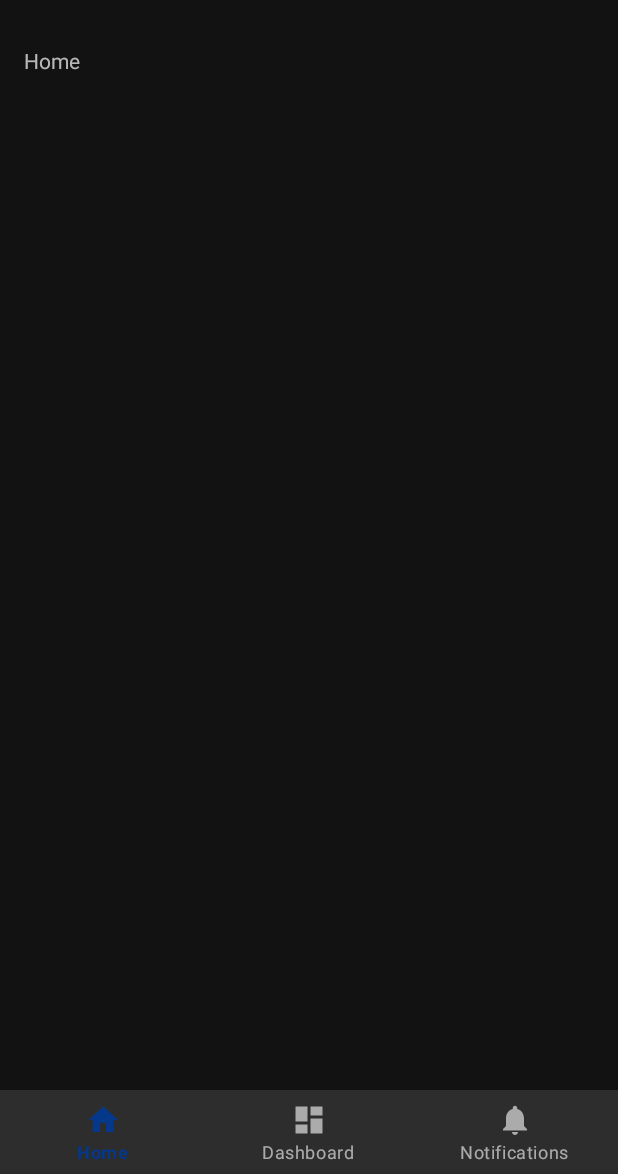
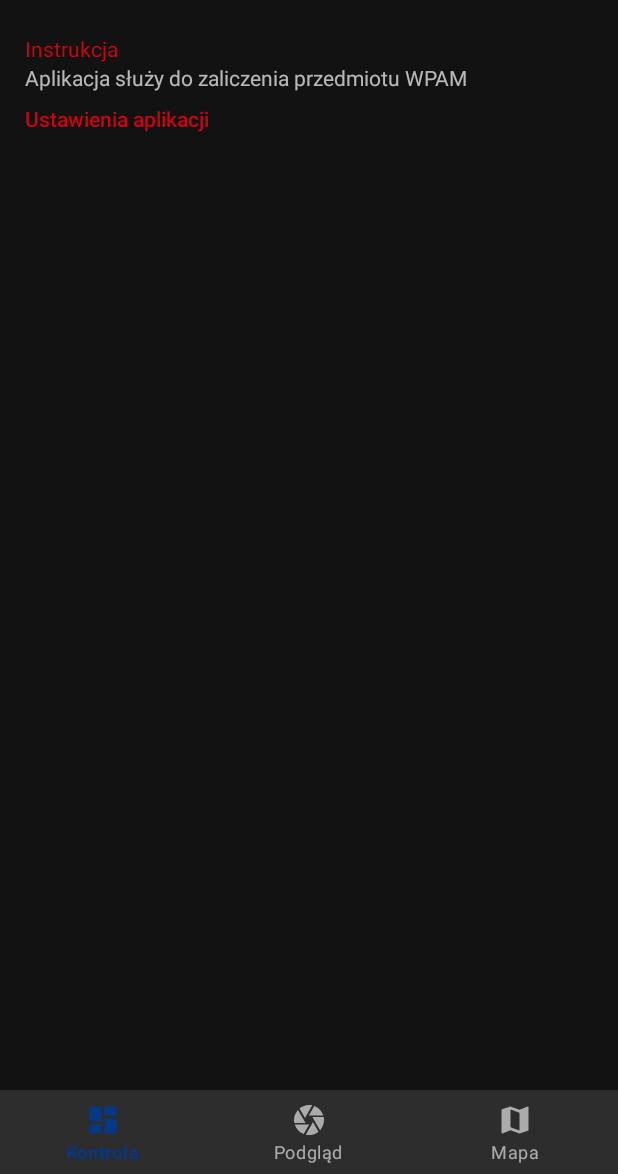
Before and after one commit to Antyradek/pinpolice, an Android app: the screen it shows after launch (MainActivity), on a phone screen of 412 x 824 dp, the part 62-1236 px from its top. Run offline under Robolectric (Android 15) with nearby library versions, the phone set to English and light mode, and no system bars.

Commit message:
Podział na menu i naprawa aparatu

```diff
--- a/app/src/main/java/pl/antyradek/pinpolice/MainActivity.java
+++ b/app/src/main/java/pl/antyradek/pinpolice/MainActivity.java
@@ -9,31 +9,40 @@ import android.os.Build;
 import android.os.Bundle;
 import android.os.IBinder;
 import android.support.annotation.NonNull;
+import android.support.constraint.ConstraintLayout;
 import android.support.design.widget.BottomNavigationView;
 import android.support.v7.app.AppCompatActivity;
 import android.view.MenuItem;
+import android.view.View;
+import android.widget.LinearLayout;
+import android.widget.ScrollView;
 import android.widget.TextView;
 import android.widget.Toast;
 
 public class MainActivity extends AppCompatActivity {
 
-    private TextView mTextMessage;
+    private ScrollView mainView;
+    private LinearLayout mainLinearLayout;
 
     private BottomNavigationView.OnNavigationItemSelectedListener mOnNavigationItemSelectedListener
             = new BottomNavigationView.OnNavigationItemSelectedListener() {
 
         @Override
         public boolean onNavigationItemSelected(@NonNull MenuItem item) {
+            //usuń wszystko, co wcześniej
+            mainLinearLayout.removeAllViews();
+
             switch (item.getItemId()) {
-                case R.id.navigation_home:
-                    mTextMessage.setText(R.string.title_home);
+                case R.id.navigation_dashboard:
+                    mainLinearLayout.addView(View.inflate(getApplicationContext(), R.layout.dashboard, null));
                     return true;
-                case R.id.navigation_dashboard:
-                    mTextMessage.setText(R.string.title_dashboard);
+                case R.id.navigation_camera_view:
+                    mainLinearLayout.addView(View.inflate(getApplicationContext(), R.layout.camera_view, null));
                     return true;
-                case R.id.navigation_notifications:
-                    mTextMessage.setText(R.string.title_notifications);
+                case R.id.navigation_map:
+                    mainLinearLayout.addView(View.inflate(getApplicationContext(), R.layout.map, null));
                     return true;
+
             }
             return false;
         }
@@ -44,10 +53,18 @@ public class MainActivity extends AppCompatActivity {
         super.onCreate(savedInstanceState);
         setContentView(R.layout.activity_main);
 
-        // wsadza napis?
-        mTextMessage = (TextView) findViewById(R.id.message);
+        //ustaw słuchanie przełączeń elementów menu
         BottomNavigationView navigation = (BottomNavigationView) findViewById(R.id.navigation);
         navigation.setOnNavigationItemSelectedListener(mOnNavigationItemSelectedListener);
+
+        //znajdź elementy GUI
+        mainView = (ScrollView) findViewById(R.id.main_view);
+        mainLinearLayout = (LinearLayout) findViewById(R.id.main_linear_layout);
+
+        //ustaw temat (jakiś bug i nie robi tego automatycznie)
+        getApplicationContext().setTheme(R.style.AppTheme);
+        //ustaw pierwszy widok na start
+        mainLinearLayout.addView(View.inflate(getApplicationContext(), R.layout.dashboard, null));
 
         //poproś o pozwolenie na kamerę
         if(Build.VERSION.SDK_INT >= Build.VERSION_CODES.M)
@@ -72,7 +89,8 @@ public class MainActivity extends AppCompatActivity {
 
     void startCameraService(){
         //wystartuj serwis kamery
-        this.startService(new Intent(this, CameraService.class));
+        Intent intent = new Intent(this, CameraService.class);
+        this.startService(intent);
     }
 
     /** Wywołane na zezwolenie na kamerę */
--- /dev/null
+++ b/app/src/main/res/drawable/ic_map_black_24dp.xml
@@ -0,0 +1,9 @@
+<vector xmlns:android="http://schemas.android.com/apk/res/android"
+        android:width="24dp"
+        android:height="24dp"
+        android:viewportWidth="24.0"
+        android:viewportHeight="24.0">
+    <path
+        android:fillColor="#FF000000"
+        android:pathData="M20.5,3l-0.16,0.03L15,5.1 9,3 3.36,4.9c-0.21,0.07 -0.36,0.25 -0.36,0.48V20.5c0,0.28 0.22,0.5 0.5,0.5l0.16,-0.03L9,18.9l6,2.1 5.64,-1.9c0.21,-0.07 0.36,-0.25 0.36,-0.48V3.5c0,-0.28 -0.22,-0.5 -0.5,-0.5zM15,19l-6,-2.11V5l6,2.11V19z"/>
+</vector>
--- a/app/src/main/res/layout/activity_main.xml
+++ b/app/src/main/res/layout/activity_main.xml
@@ -6,17 +6,6 @@
     android:layout_width="match_parent"
     android:layout_height="match_parent"
     tools:context=".MainActivity">
-
-    <TextView
-        android:id="@+id/message"
-        android:layout_width="wrap_content"
-        android:layout_height="wrap_content"
-        android:layout_marginStart="@dimen/activity_horizontal_margin"
-        android:layout_marginLeft="@dimen/activity_horizontal_margin"
-        android:layout_marginTop="@dimen/activity_vertical_margin"
-        android:text="@string/title_home"
-        app:layout_constraintLeft_toLeftOf="parent"
-        app:layout_constraintTop_toTopOf="parent" />
 
     <android.support.design.widget.BottomNavigationView
         android:id="@+id/navigation"
@@ -30,4 +19,21 @@
         app:layout_constraintRight_toRightOf="parent"
         app:menu="@menu/navigation" />
 
+    <ScrollView
+        android:id="@+id/main_view"
+        android:layout_width="395dp"
+        android:layout_height="659dp"
+        android:fillViewport="true"
+        app:layout_constraintEnd_toEndOf="parent"
+        app:layout_constraintStart_toStartOf="parent"
+        app:layout_constraintTop_toTopOf="parent">
+
+        <LinearLayout
+            android:id="@+id/main_linear_layout"
+            android:layout_width="match_parent"
+            android:layout_height="wrap_content"
+            android:orientation="vertical"
+            android:visibility="visible" />
+    </ScrollView>
+
 </android.support.constraint.ConstraintLayout>
--- /dev/null
+++ b/app/src/main/res/layout/dashboard.xml
@@ -0,0 +1,40 @@
+<?xml version="1.0" encoding="utf-8"?>
+<android.support.constraint.ConstraintLayout xmlns:android="http://schemas.android.com/apk/res/android"
+    xmlns:app="http://schemas.android.com/apk/res-auto"
+    xmlns:tools="http://schemas.android.com/tools"
+    android:id="@+id/dashboard_layout"
+    android:layout_width="match_parent"
+    android:layout_height="match_parent">
+
+    <TextView
+        android:id="@+id/titleTextView"
+        android:layout_width="wrap_content"
+        android:layout_height="wrap_content"
+        android:layout_marginStart="8dp"
+        android:layout_marginTop="8dp"
+        android:text="@string/dashboard_settings_title"
+        android:textAppearance="@style/TextAppearance.AppCompat.Body2"
+        android:textColor="@color/colorAccent"
+        app:layout_constraintStart_toStartOf="parent"
+        app:layout_constraintTop_toBottomOf="@+id/textView4" />
+
+    <TextView
+        android:id="@+id/textView3"
+        android:layout_width="wrap_content"
+        android:layout_height="wrap_content"
+        android:layout_marginStart="8dp"
+        android:layout_marginTop="8dp"
+        android:text="@string/dashboard_instruction_title"
+        android:textColor="@color/colorAccent"
+        app:layout_constraintStart_toStartOf="parent"
+        app:layout_constraintTop_toTopOf="parent" />
+
+    <TextView
+        android:id="@+id/textView4"
+        android:layout_width="wrap_content"
+        android:layout_height="wrap_content"
+        android:layout_marginStart="8dp"
+        android:text="@string/dashboard_instruction"
+        app:layout_constraintStart_toStartOf="parent"
+        app:layout_constraintTop_toBottomOf="@+id/textView3" />
+</android.support.constraint.ConstraintLayout>
--- a/app/src/main/res/menu/navigation.xml
+++ b/app/src/main/res/menu/navigation.xml
@@ -1,10 +1,5 @@
 <?xml version="1.0" encoding="utf-8"?>
 <menu xmlns:android="http://schemas.android.com/apk/res/android">
-
-    <item
-        android:id="@+id/navigation_home"
-        android:icon="@drawable/ic_home_black_24dp"
-        android:title="@string/title_home" />
 
     <item
         android:id="@+id/navigation_dashboard"
@@ -12,8 +7,14 @@
         android:title="@string/title_dashboard" />
 
     <item
-        android:id="@+id/navigation_notifications"
-        android:icon="@drawable/ic_notifications_black_24dp"
-        android:title="@string/title_notifications" />
+        android:id="@+id/navigation_camera_view"
+        android:icon="@drawable/ic_camera_black_24dp"
+        android:title="@string/title_camera_view" />
+
+    <item
+        android:id="@+id/navigation_map"
+        android:icon="@drawable/ic_map_black_24dp"
+        android:title="@string/title_map" />
+
 
 </menu>
--- a/app/src/main/res/values/strings.xml
+++ b/app/src/main/res/values/strings.xml
@@ -3,6 +3,13 @@
     <string name="camera_notification">Pinpolicja ogląda psy</string>
     <string name="camera_request_description">Bez aparatu będzie ciężko</string>
     <string name="title_home">Home</string>
-    <string name="title_dashboard">Dashboard</string>
+    <string name="title_dashboard">Kontrola</string>
     <string name="title_notifications">Notifications</string>
+    <string name="title_camera_view">Podgląd</string>
+    <string name="title_map">Mapa</string>
+
+    <string name="dashboard_instruction_title">Instrukcja</string>
+    <string name="dashboard_instruction">Aplikacja służy do zaliczenia przedmiotu WPAM</string>
+
+    <string name="dashboard_settings_title">Ustawienia aplikacji</string>
 </resources>
```
Also changed, not shown: app/src/main/java/pl/antyradek/pinpolice/CameraService.java (+27 -5 lines), app/src/main/res/layout/camera_view.xml (added, +24 -0 lines), app/src/main/res/layout/map.xml (added, +15 -0 lines), gradle/wrapper/gradle-wrapper.properties.
